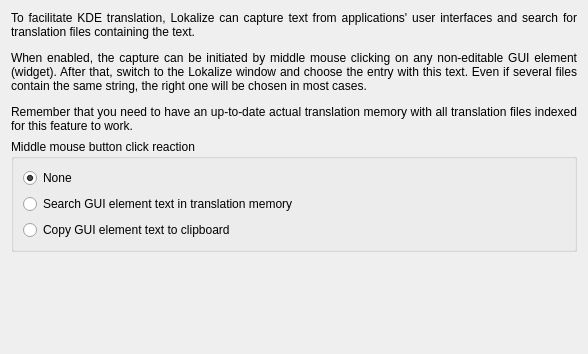
Above: src/scripts/widget-text-capture.ui from KDE/lokalize before the change. Below: the same form after it.
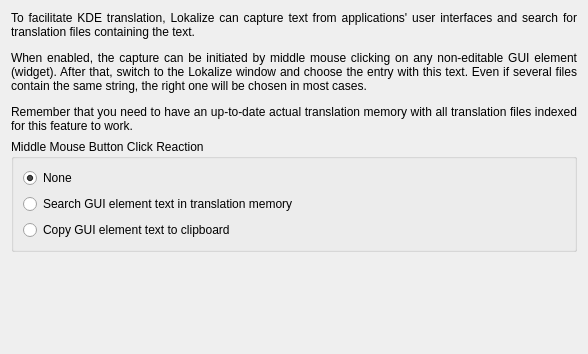
That is the form after the change.

What changed in the file:
```diff
--- a/src/scripts/widget-text-capture.ui
+++ b/src/scripts/widget-text-capture.ui
@@ -38,7 +38,7 @@
       </sizepolicy>
      </property>
      <property name="title" >
-      <string>Middle mouse button click reaction</string>
+      <string>Middle Mouse Button Click Reaction</string>
      </property>
      <layout class="QVBoxLayout" name="verticalLayout" >
       <item>
```
